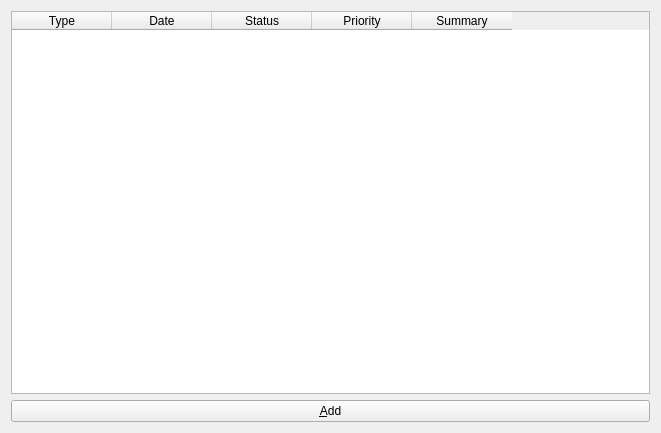
nhoad/rabbit, file src/mainwindow.ui: the form before one commit.
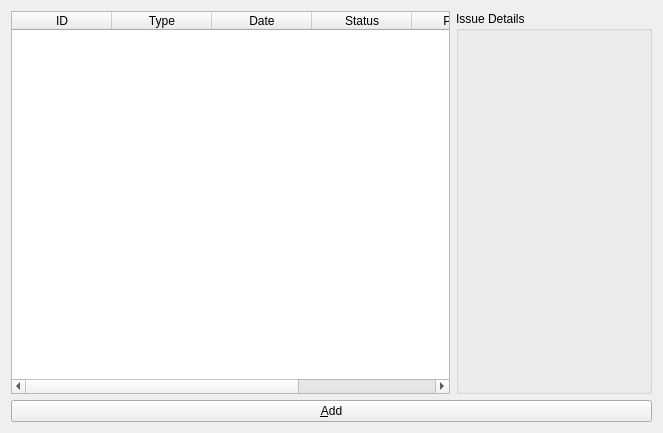
The form after the commit.

Commit message: Window modified a little, opening and closing in GUI works now

What changed in the file:
```diff
--- a/src/mainwindow.ui
+++ b/src/mainwindow.ui
@@ -16,10 +16,35 @@
   <widget class="QWidget" name="centralWidget">
    <layout class="QVBoxLayout" name="verticalLayout">
     <item>
-     <widget class="QTableWidget" name="tableWidget">
+     <layout class="QHBoxLayout" name="horizontalLayout_2">
+      <item>
+       <widget class="QTableWidget" name="issueTable">
+        <property name="minimumSize">
+         <size>
+          <width>439</width>
+          <height>0</height>
+         </size>
+        </property>
+        <property name="selectionMode">
+         <enum>QAbstractItemView::SingleSelection</enum>
+        </property>
+        <property name="selectionBehavior">
+         <enum>QAbstractItemView::SelectRows</enum>
+        </property>
       <property name="sortingEnabled">
        <bool>true</bool>
       </property>
+        <attribute name="horizontalHeaderStretchLastSection">
+         <bool>true</bool>
+        </attribute>
+        <attribute name="verticalHeaderVisible">
+         <bool>false</bool>
+        </attribute>
+        <column>
+         <property name="text">
+          <string>ID</string>
+         </property>
+        </column>
       <column>
        <property name="text">
         <string>Type</string>
@@ -48,9 +73,39 @@
      </widget>
     </item>
     <item>
+       <widget class="QGroupBox" name="groupBox">
+        <property name="minimumSize">
+         <size>
+          <width>196</width>
+          <height>0</height>
+         </size>
+        </property>
+        <property name="title">
+         <string>Issue Details</string>
+        </property>
+        <layout class="QVBoxLayout" name="verticalLayout_3">
+         <item>
+          <widget class="QLabel" name="descriptionLabel">
+           <property name="text">
+            <string/>
+           </property>
+          </widget>
+         </item>
+        </layout>
+       </widget>
+      </item>
+     </layout>
+    </item>
+    <item>
      <layout class="QHBoxLayout" name="horizontalLayout">
       <item>
        <widget class="QPushButton" name="addButton">
+        <property name="minimumSize">
+         <size>
+          <width>442</width>
+          <height>0</height>
+         </size>
+        </property>
         <property name="text">
          <string>&amp;Add</string>
         </property>
```
Lines whose indentation alone changed are shown as unchanged. The commit also changes 2 other files.
